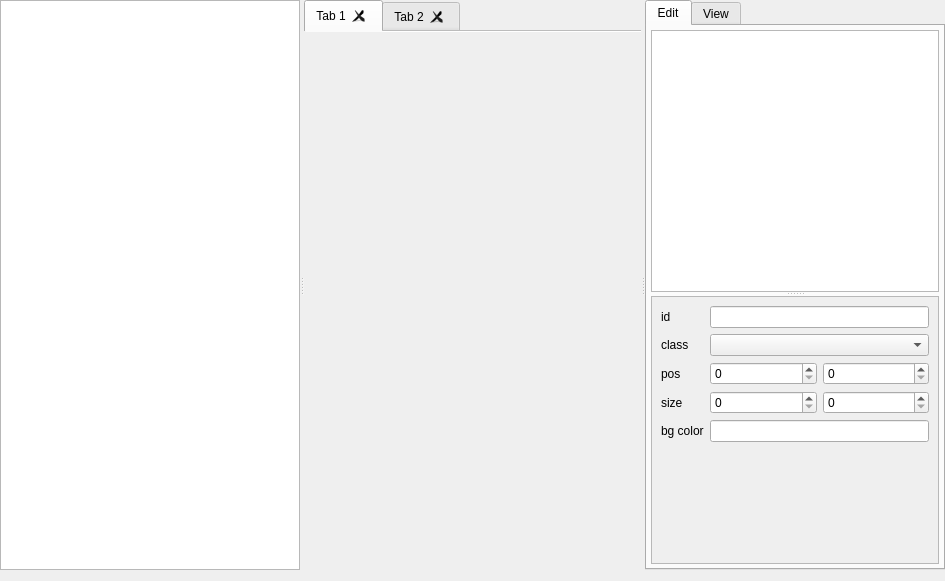
This is n_layout_widget.ui in h13i32maru/navyjs-legacy2 as Qt 5 draws it before an edit. The edited form follows.
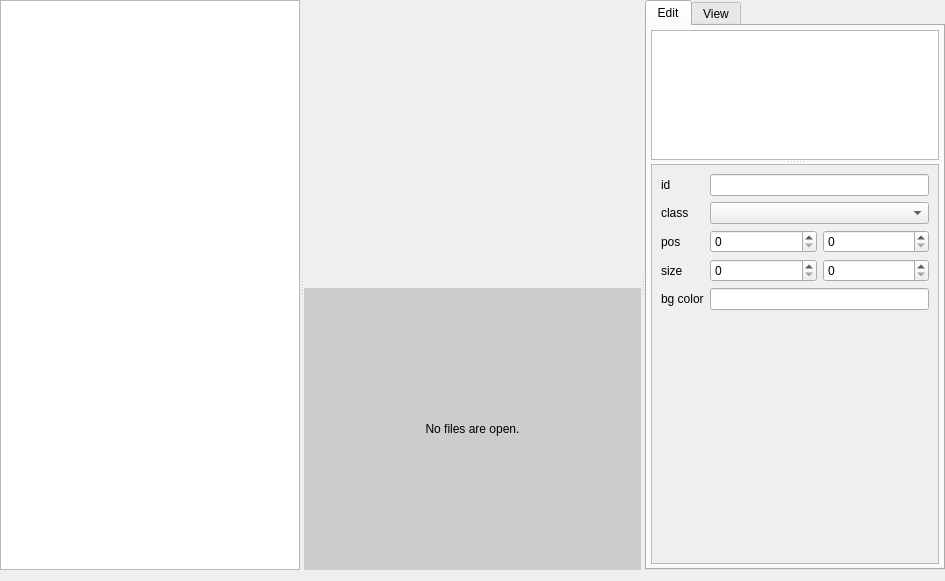
This is the edited form. Custom widgets are drawn as their Qt base class.

Diff of the .ui file:
```diff
--- a/n_layout_widget.ui
+++ b/n_layout_widget.ui
@@ -51,6 +51,9 @@
        <bool>true</bool>
       </property>
      </widget>
+     <widget class="QWidget" name="layoutWidget">
+      <layout class="QVBoxLayout" name="verticalLayout_2">
+       <item>
      <widget class="QTabWidget" name="fileTabWidget">
       <property name="documentMode">
        <bool>true</bool>
@@ -61,16 +64,30 @@
       <property name="movable">
        <bool>true</bool>
       </property>
-      <widget class="QWidget" name="tab">
-       <attribute name="title">
-        <string>Tab 1</string>
-       </attribute>
-      </widget>
-      <widget class="QWidget" name="tab_2">
-       <attribute name="title">
-        <string>Tab 2</string>
-       </attribute>
-      </widget>
+        </widget>
+       </item>
+       <item>
+        <widget class="QLabel" name="tabBackgroundWidget">
+         <property name="sizePolicy">
+          <sizepolicy hsizetype="Expanding" vsizetype="Expanding">
+           <horstretch>0</horstretch>
+           <verstretch>0</verstretch>
+          </sizepolicy>
+         </property>
+         <property name="styleSheet">
+          <string notr="true">QLabel {
+  background:#cccccc;
+}</string>
+         </property>
+         <property name="text">
+          <string>No files are open.</string>
+         </property>
+         <property name="alignment">
+          <set>Qt::AlignCenter</set>
+         </property>
+        </widget>
+       </item>
+      </layout>
      </widget>
      <widget class="QTabWidget" name="tabWidget">
       <property name="maximumSize">
@@ -106,6 +123,12 @@
           </property>
           <widget class="QListView" name="listView"/>
           <widget class="QScrollArea" name="scrollArea">
+           <property name="minimumSize">
+            <size>
+             <width>0</width>
+             <height>400</height>
+            </size>
+           </property>
            <property name="widgetResizable">
             <bool>true</bool>
            </property>
@@ -115,7 +138,7 @@
               <x>0</x>
               <y>0</y>
               <width>284</width>
-              <height>295</height>
+              <height>398</height>
              </rect>
             </property>
             <layout class="QGridLayout" name="gridLayout_2">
```
Left out of the diff: 3 changed lines with no effect on the pictures. Lines whose indentation alone changed are shown as unchanged.
